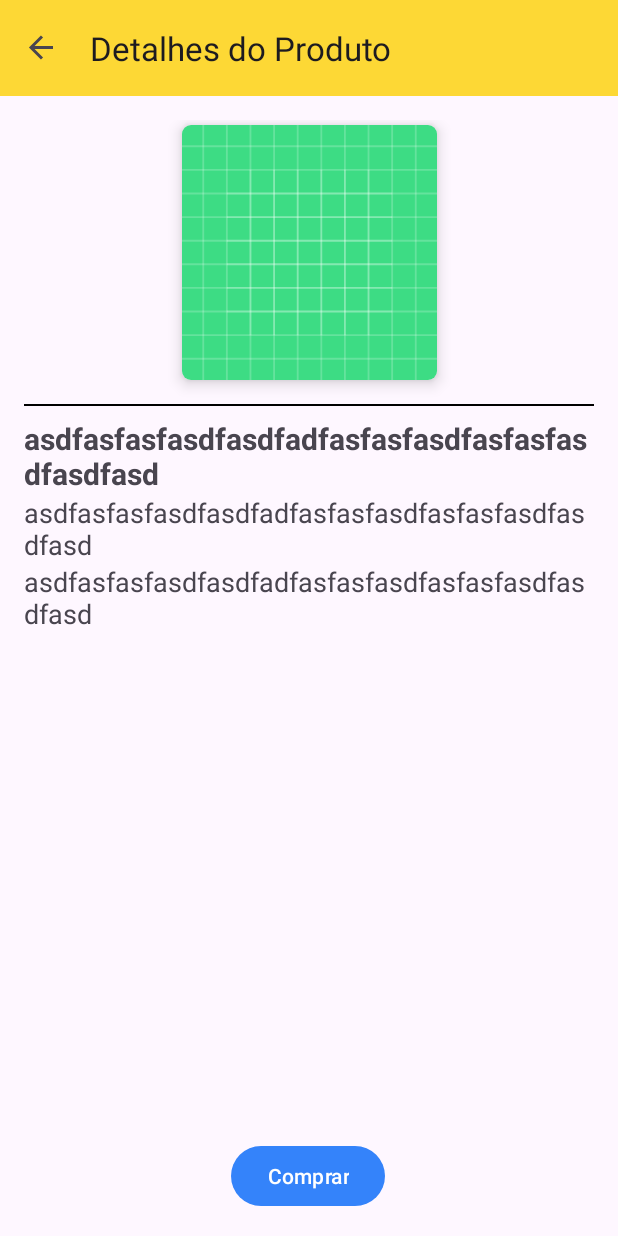
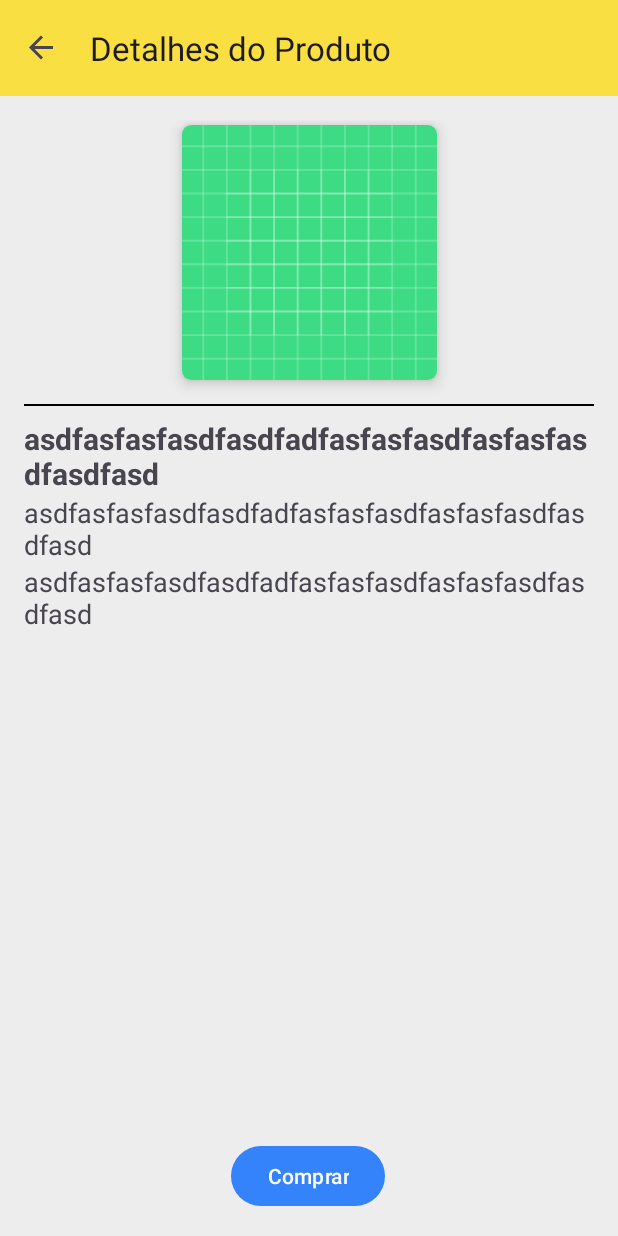
Before and after one commit to bryanollivie/MeliApp, an Android app: the ProductDetailsFragment screen opened through its navigation route, on a phone screen of 412 x 824 dp. Run offline under Robolectric (Android 15) with nearby library versions, the phone set to English and light mode, and no system bars; our stand-ins replace Dagger/Hilt's generated code, Picasso, navigation-ui; pictures from the network do not load.

Commit message:
ListProduct crash done

```diff
--- a/app/src/main/AndroidManifest.xml
+++ b/app/src/main/AndroidManifest.xml
@@ -15,14 +15,14 @@
         android:roundIcon="@mipmap/ic_launcher_round"
         android:supportsRtl="true"
         android:configChanges="orientation|screenSize"
-        android:theme="@style/Theme.AppML"
+        android:theme="@style/AppTheme.Light"
         tools:targetApi="31">
         <activity
             android:name=".ui.view.MainActivity"
             android:exported="true"
             android:label="@string/app_name"
             android:windowSoftInputMode="adjustResize"
-            android:theme="@style/Theme.AppML">
+            android:theme="@style/AppTheme.Light">
             <intent-filter>
                 <action android:name="android.intent.action.MAIN" />
 
--- a/app/src/main/java/com/bryanollivie/appml/ui/view/MainActivity.kt
+++ b/app/src/main/java/com/bryanollivie/appml/ui/view/MainActivity.kt
@@ -1,5 +1,7 @@
 package com.bryanollivie.appml.ui.view
 
+import android.app.UiModeManager
+import android.os.Build
 import android.os.Bundle
 import com.google.android.material.snackbar.Snackbar
 import androidx.appcompat.app.AppCompatActivity
@@ -10,9 +12,11 @@ import androidx.navigation.ui.setupActionBarWithNavController
 import android.view.Menu
 import android.view.MenuItem
 import android.view.View
+import androidx.core.content.ContextCompat
 import androidx.fragment.app.Fragment
 import com.bryanollivie.appml.R
 import com.bryanollivie.appml.databinding.ActivityMainBinding
+import com.bryanollivie.appml.util.applyThemeMode
 import dagger.hilt.android.AndroidEntryPoint
 
 @AndroidEntryPoint
@@ -33,6 +37,12 @@ class MainActivity : AppCompatActivity() {
         appBarConfiguration = AppBarConfiguration(navController.graph)
         setupActionBarWithNavController(navController, appBarConfiguration)
 
+        applyThemeMode()
+
+        if (Build.VERSION.SDK_INT >= Build.VERSION_CODES.LOLLIPOP) {
+            window.navigationBarColor = ContextCompat.getColor(this, R.color.colorBar)
+        }
+
     }
 
     override fun onSupportNavigateUp(): Boolean {
--- /dev/null
+++ b/app/src/main/java/com/bryanollivie/appml/util/ActivityExtensions.kt
@@ -0,0 +1,13 @@
+package com.bryanollivie.appml.util
+
+
+import android.app.Activity
+import android.content.res.Configuration
+import com.bryanollivie.appml.R
+
+fun Activity.applyThemeMode() {
+    when (resources.configuration.uiMode and Configuration.UI_MODE_NIGHT_MASK) {
+        Configuration.UI_MODE_NIGHT_YES -> setTheme(R.style.AppTheme_Light)
+        Configuration.UI_MODE_NIGHT_NO -> setTheme(R.style.AppTheme_Light)
+    }
+}
--- a/app/src/main/res/layout/fragment_product_details.xml
+++ b/app/src/main/res/layout/fragment_product_details.xml
@@ -7,6 +7,7 @@
     android:layout_width="match_parent"
     android:layout_height="match_parent"
     android:fillViewport="true"
+    android:background="@color/colorBackgroud"
     tools:context=".ui.view.ProductDetailsFragment">
 
     <androidx.constraintlayout.widget.ConstraintLayout
--- a/app/src/main/res/layout/fragment_product_list.xml
+++ b/app/src/main/res/layout/fragment_product_list.xml
@@ -5,6 +5,7 @@
     android:layout_width="match_parent"
     android:layout_height="match_parent"
     android:id="@+id/container"
+    android:background="@color/colorBackgroud"
     tools:context=".ui.view.ProductListFragment">
 
         <androidx.recyclerview.widget.RecyclerView
--- a/app/src/main/res/layout/fragment_search.xml
+++ b/app/src/main/res/layout/fragment_search.xml
@@ -3,13 +3,12 @@
     xmlns:android="http://schemas.android.com/apk/res/android"
     xmlns:app="http://schemas.android.com/apk/res-auto"
     xmlns:tools="http://schemas.android.com/tools"
-    android:background="@color/colorAccent2"
     android:layout_width="match_parent"
     android:layout_height="match_parent"
     android:fillViewport="true">
 
     <androidx.constraintlayout.widget.ConstraintLayout
-        android:background="@color/colorAccent2"
+        android:background="@color/colorBar"
         android:layout_width="match_parent"
         android:layout_height="match_parent">
 
--- a/app/src/main/res/values/colors.xml
+++ b/app/src/main/res/values/colors.xml
@@ -1,10 +1,19 @@
 <?xml version="1.0" encoding="utf-8"?>
 <resources>
+    <!-- Cores Basicas -->
     <color name="black">#FF000000</color>
     <color name="white">#FFFFFFFF</color>
-    <color name="colorPrimary">#3483fa</color>
-    <color name="colorPrimaryDark">#040300</color>
-    <color name="colorAccent">#000000</color>
-    <color name="colorAccent2">#FFEE58</color>
-    <color name="colorBar">#FDD835</color>
+    <color name="colorBar">#FADF43</color>
+    <color name="colorBackgroud">#EDEDED</color>
+
+    <!-- Cores para Modo Claro -->
+    <color name="colorPrimary">#3483FA</color>
+    <color name="colorPrimaryDark">#000000</color>
+    <color name="colorAccent">#0055FF</color>
+
+    <!-- Cores para Modo Escuro -->
+    <color name="colorPrimaryDarkMode">#3483FA</color>
+    <color name="colorPrimaryDarkDarkMode">#121212</color>
+    <color name="colorAccentDarkMode">#0055FF</color>
+
 </resources>
--- a/app/src/main/res/values/strings.xml
+++ b/app/src/main/res/values/strings.xml
@@ -11,6 +11,6 @@
     <string name="compra_finalizada_com_sucesso">Compra finalizada com SUCESSO!!!</string>
     <string name="brazildd">Brazil: %1$s</string>
     <string name="try_again">Tentar Novamente</string>
-    <string name="search_error">Sua Busca não trouxe resultados :(</string>
+    <string name="search_error">Sua busca não trouxe resultados...</string>
 
 </resources>
--- a/app/src/main/res/values/themes.xml
+++ b/app/src/main/res/values/themes.xml
@@ -1,6 +1,6 @@
 <resources xmlns:tools="http://schemas.android.com/tools">
     <!-- Base application theme. -->
-    <style name="Base.Theme.AppML" parent="Theme.Material3.DayNight.NoActionBar">
+    <style name="Base.Theme.AppML" parent="Theme.Material3.Light.NoActionBar">
 
         <item name="colorPrimary">@color/colorPrimary</item>
         <item name="colorPrimaryDark">@color/colorPrimaryDark</item>
@@ -9,6 +9,21 @@
     </style>
 
     <style name="Theme.AppML" parent="Base.Theme.AppML" />
+
+    <!-- Tema para Modo Claro -->
+    <style name="AppTheme.Light" parent="Theme.AppML">
+        <item name="colorPrimary">@color/colorPrimary</item>
+        <item name="colorPrimaryDark">@color/colorPrimaryDark</item>
+        <item name="colorAccent">@color/colorAccent</item>
+        <!-- mais itens... -->
+    </style>
+
+    <!-- Tema para Modo Escuro -->
+    <style name="AppTheme.Dark" parent="Theme.AppML">
+        <item name="colorPrimary">@color/colorPrimaryDarkMode</item>
+        <item name="colorPrimaryDark">@color/colorPrimaryDarkDarkMode</item>
+        <item name="colorAccent">@color/colorAccentDarkMode</item>
+    </style>
 
     <style name="ButtonStyle" parent="Widget.AppCompat.Button">
         <item name="android:textSize">18sp</item>
@@ -20,7 +35,7 @@
         <item name="android:layout_width">match_parent</item>
         <item name="android:layout_height">wrap_content</item>
         <item name="android:layout_margin">8dp</item>
-        <item name="android:background">@android:drawable/alert_light_frame</item>
+        <item name="android:background">@color/design_default_color_primary</item>
         <item name="android:textColor">#333333</item>
         <item name="android:textSize">20sp</item>
     </style>
```
Also changed, not shown: app/src/main/java/com/bryanollivie/appml/ui/view/ProductListFragment.kt (+20 -13 lines), app/src/main/java/com/bryanollivie/appml/ui/viewmodel/ProductListViewModel.kt (+68 -19 lines), app/src/main/res/layout/error_layout.xml (+4 -3 lines).
